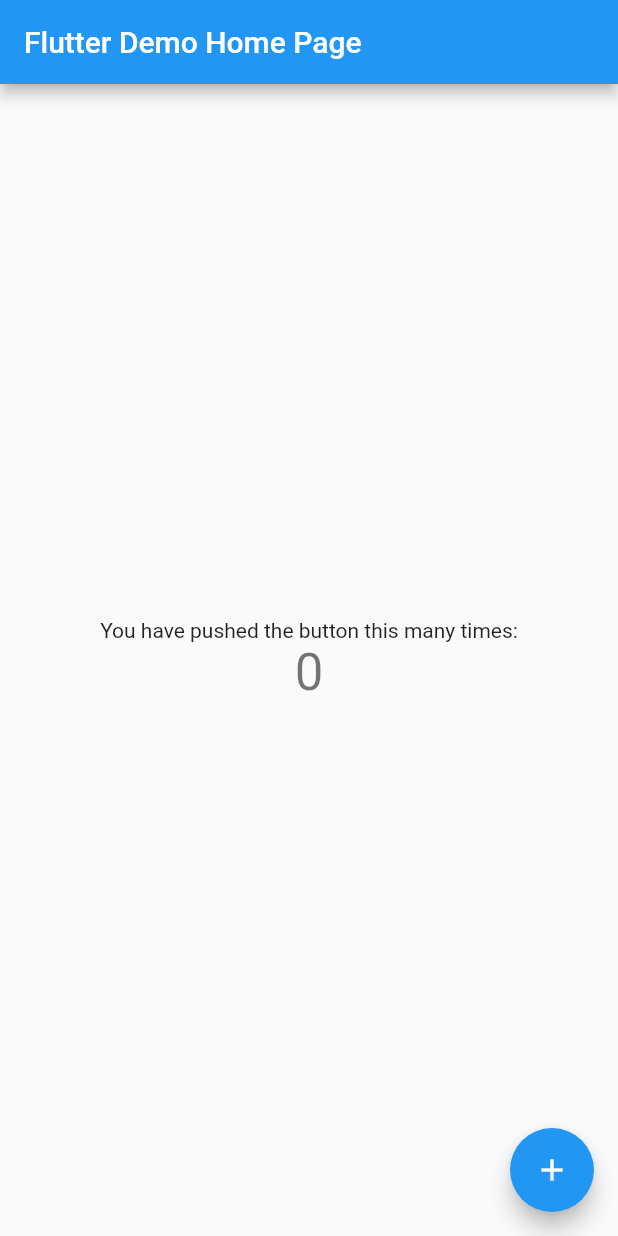
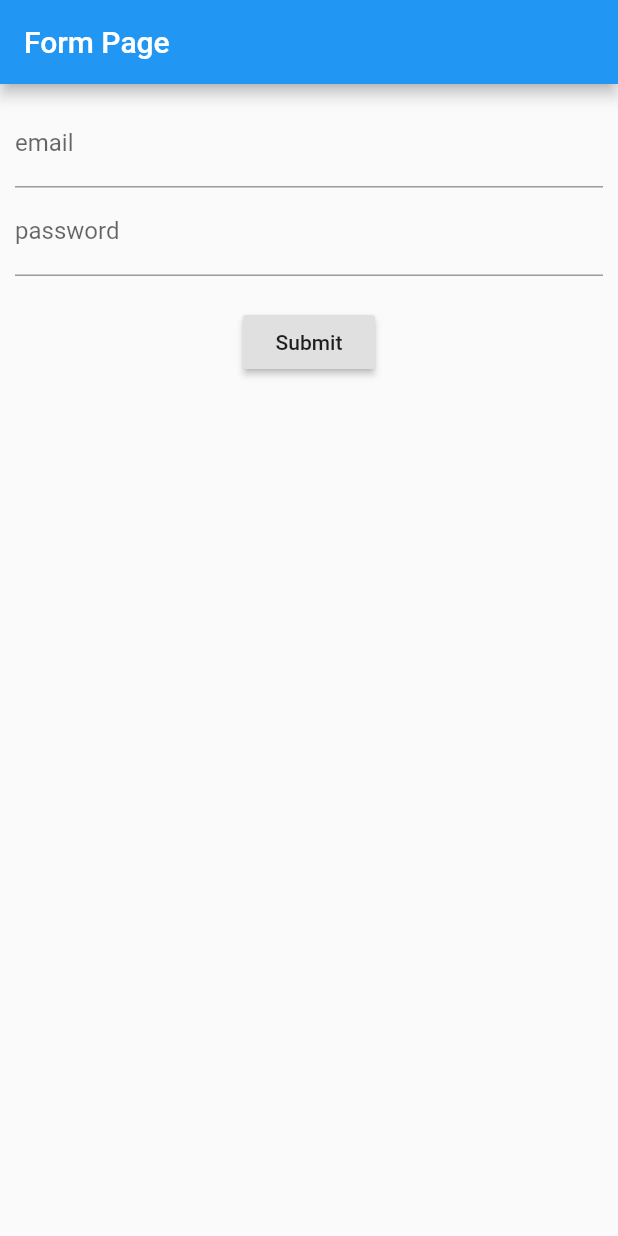
Before and after one commit to ericomine/flutter_pawan, a Flutter app: the screen it shows after launch, on a phone screen of 412 x 824 dp. Run offline on Flutter 3.47's test engine with Material 2 defaults, Android fonts, the phone set to English and light mode, and no system bars; our stand-ins replace sqflite; accounts and stored records are empty.

Commit message:
Completed project 016

```diff
--- a/016-flutterforms/lib/main.dart
+++ b/016-flutterforms/lib/main.dart
@@ -3,109 +3,79 @@ import 'package:flutter/material.dart';
 void main() => runApp(MyApp());
 
 class MyApp extends StatelessWidget {
-  // This widget is the root of your application.
   @override
   Widget build(BuildContext context) {
     return MaterialApp(
-      title: 'Flutter Demo',
-      theme: ThemeData(
-        // This is the theme of your application.
-        //
-        // Try running your application with "flutter run". You'll see the
-        // application has a blue toolbar. Then, without quitting the app, try
-        // changing the primarySwatch below to Colors.green and then invoke
-        // "hot reload" (press "r" in the console where you ran "flutter run",
-        // or simply save your changes to "hot reload" in a Flutter IDE).
-        // Notice that the counter didn't reset back to zero; the application
-        // is not restarted.
-        primarySwatch: Colors.blue,
-      ),
-      home: MyHomePage(title: 'Flutter Demo Home Page'),
+      theme: ThemeData(),
+      home: FormPage(),
     );
   }
 }
 
-class MyHomePage extends StatefulWidget {
-  MyHomePage({Key key, this.title}) : super(key: key);
-
-  // This widget is the home page of your application. It is stateful, meaning
-  // that it has a State object (defined below) that contains fields that affect
-  // how it looks.
-
-  // This class is the configuration for the state. It holds the values (in this
-  // case the title) provided by the parent (in this case the App widget) and
-  // used by the build method of the State. Fields in a Widget subclass are
-  // always marked "final".
-
-  final String title;
-
+class FormPage extends StatefulWidget {
   @override
-  _MyHomePageState createState() => _MyHomePageState();
+  _FormPageState createState() => _FormPageState();
 }
 
-class _MyHomePageState extends State<MyHomePage> {
-  int _counter = 0;
+class _FormPageState extends State<FormPage> {
+  final _scaffoldKey = GlobalKey<ScaffoldState>();
+  final _formKey = GlobalKey<FormState>();
 
-  void _incrementCounter() {
-    setState(() {
-      // This call to setState tells the Flutter framework that something has
-      // changed in this State, which causes it to rerun the build method below
-      // so that the display can reflect the updated values. If we changed
-      // _counter without calling setState(), then the build method would not be
-      // called again, and so nothing would appear to happen.
-      _counter++;
-    });
+  String _email;
+  String _password;
+
+  void _submit() {
+    final form = _formKey.currentState;
+    if (form.validate()) {
+      form.save();
+
+      _performLogin();
+    }
+  }
+
+  void _performLogin() {
+    final scaffold = _scaffoldKey.currentState;
+    scaffold.showSnackBar(
+      SnackBar(
+        content: Text("Logged in"),
+      ),
+    );
   }
 
   @override
   Widget build(BuildContext context) {
-    // This method is rerun every time setState is called, for instance as done
-    // by the _incrementCounter method above.
-    //
-    // The Flutter framework has been optimized to make rerunning build methods
-    // fast, so that you can just rebuild anything that needs updating rather
-    // than having to individually change instances of widgets.
     return Scaffold(
+      key: _scaffoldKey,
       appBar: AppBar(
-        // Here we take the value from the MyHomePage object that was created by
-        // the App.build method, and use it to set our appbar title.
-        title: Text(widget.title),
+        title: Text("Form Page"),
       ),
-      body: Center(
-        // Center is a layout widget. It takes a single child and positions it
-        // in the middle of the parent.
-        child: Column(
-          // Column is also a layout widget. It takes a list of children and
-          // arranges them vertically. By default, it sizes itself to fit its
-          // children horizontally, and tries to be as tall as its parent.
-          //
-          // Invoke "debug painting" (press "p" in the console, choose the
-          // "Toggle Debug Paint" action from the Flutter Inspector in Android
-          // Studio, or the "Toggle Debug Paint" command in Visual Studio Code)
-          // to see the wireframe for each widget.
-          //
-          // Column has various properties to control how it sizes itself and
-          // how it positions its children. Here we use mainAxisAlignment to
-          // center the children vertically; the main axis here is the vertical
-          // axis because Columns are vertical (the cross axis would be
-          // horizontal).
-          mainAxisAlignment: MainAxisAlignment.center,
-          children: <Widget>[
-            Text(
-              'You have pushed the button this many times:',
-            ),
-            Text(
-              '$_counter',
-              style: Theme.of(context).textTheme.display1,
-            ),
-          ],
+      body: Container(
+        padding: const EdgeInsets.all(10.0),
+        child: Form(
+          key: _formKey,
+          child: Column(
+            children: <Widget>[
+              TextFormField(
+                decoration: InputDecoration(labelText: "email"),
+                validator: (value) =>
+                    !value.contains("@") ? "Invalid email" : null,
+                onSaved: (value) => _email = value,
+              ),
+              TextFormField(
+                decoration: InputDecoration(labelText: "password"),
+                validator: (value) =>
+                    value.length < 6 ? "Password too short" : null,
+                onSaved: (value) => _password = value,
+              ),
+              SizedBox(height: 20.0),
+              RaisedButton(
+                child: Text("Submit"),
+                onPressed: _submit,
+              )
+            ],
+          ),
         ),
       ),
-      floatingActionButton: FloatingActionButton(
-        onPressed: _incrementCounter,
-        tooltip: 'Increment',
-        child: Icon(Icons.add),
-      ), // This trailing comma makes auto-formatting nicer for build methods.
     );
   }
 }
```
